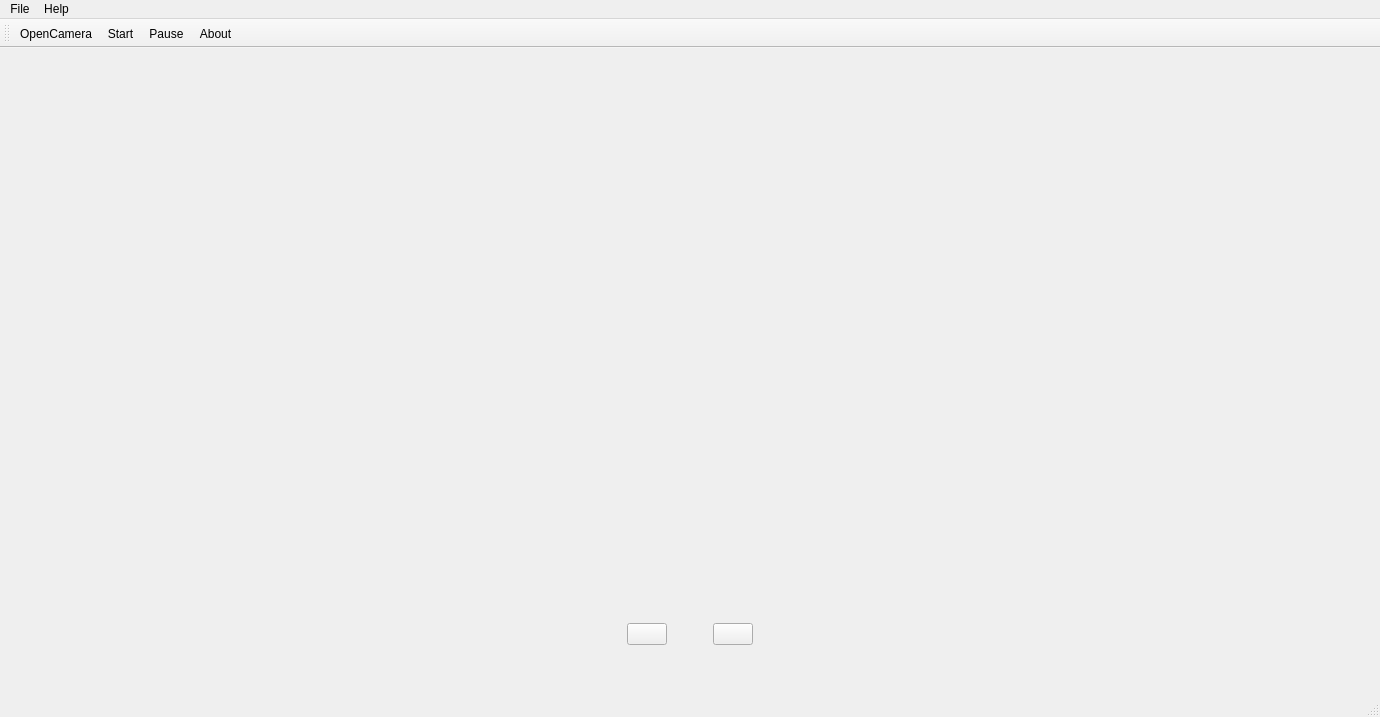
This is mainwindow.ui in JunHaoSu/Driver_Detection as Qt 5 draws it before an edit. The edited form follows.
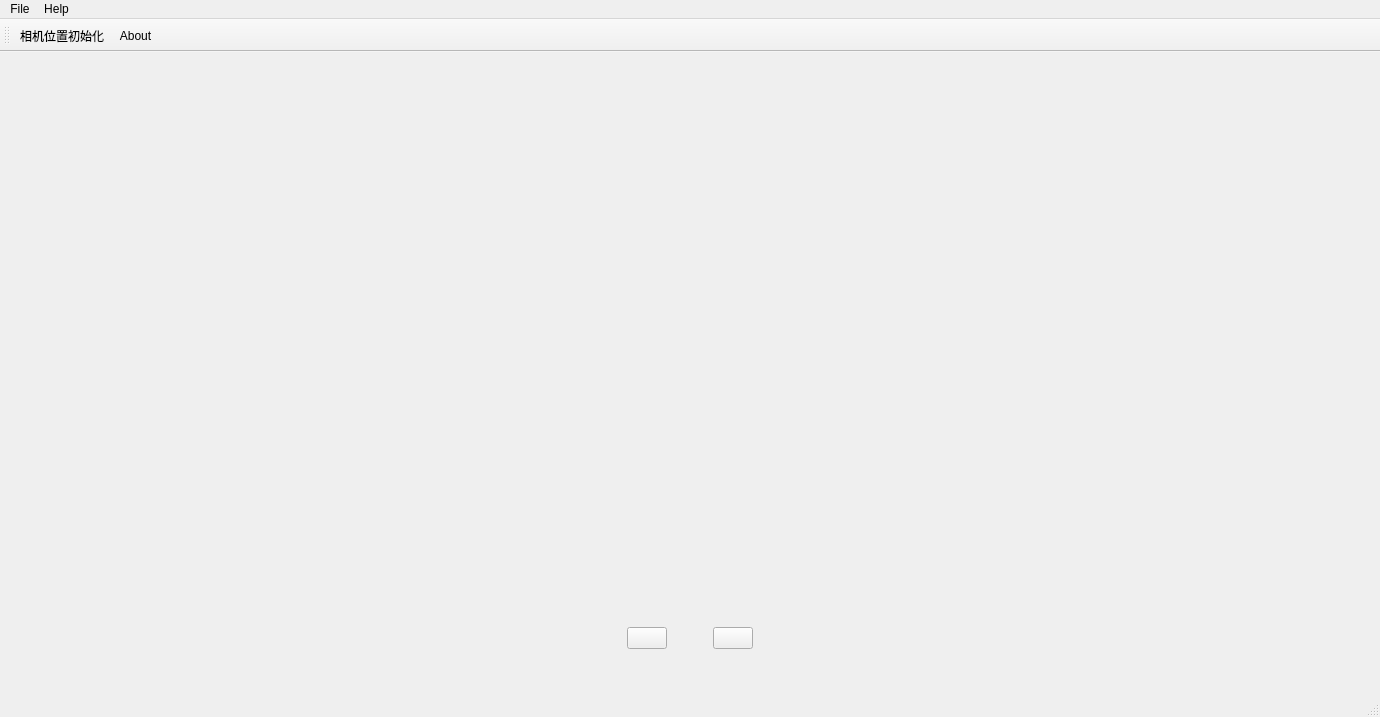
This is the edited form. Icons and pictures are not drawn.

Diff of the .ui file:
```diff
--- a/mainwindow.ui
+++ b/mainwindow.ui
@@ -180,8 +180,6 @@
     <bool>false</bool>
    </attribute>
    <addaction name="actionOpenCamera"/>
-   <addaction name="actionStart"/>
-   <addaction name="actionPause"/>
    <addaction name="actionAbout"/>
   </widget>
   <widget class="QStatusBar" name="statusBar"/>
@@ -191,7 +189,7 @@
      <normaloff>:/image/res/Camera.png</normaloff>:/image/res/Camera.png</iconset>
    </property>
    <property name="text">
-    <string>OpenCamera</string>
+    <string>相机位置初始化</string>
    </property>
   </action>
   <action name="actionExit">
```
